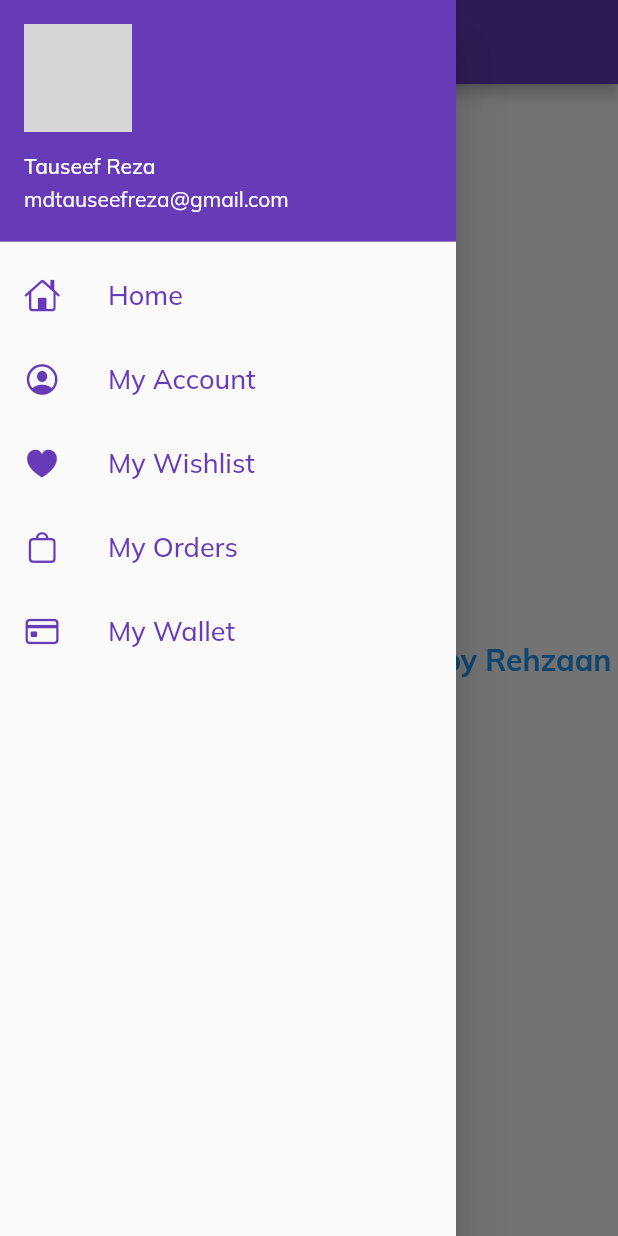
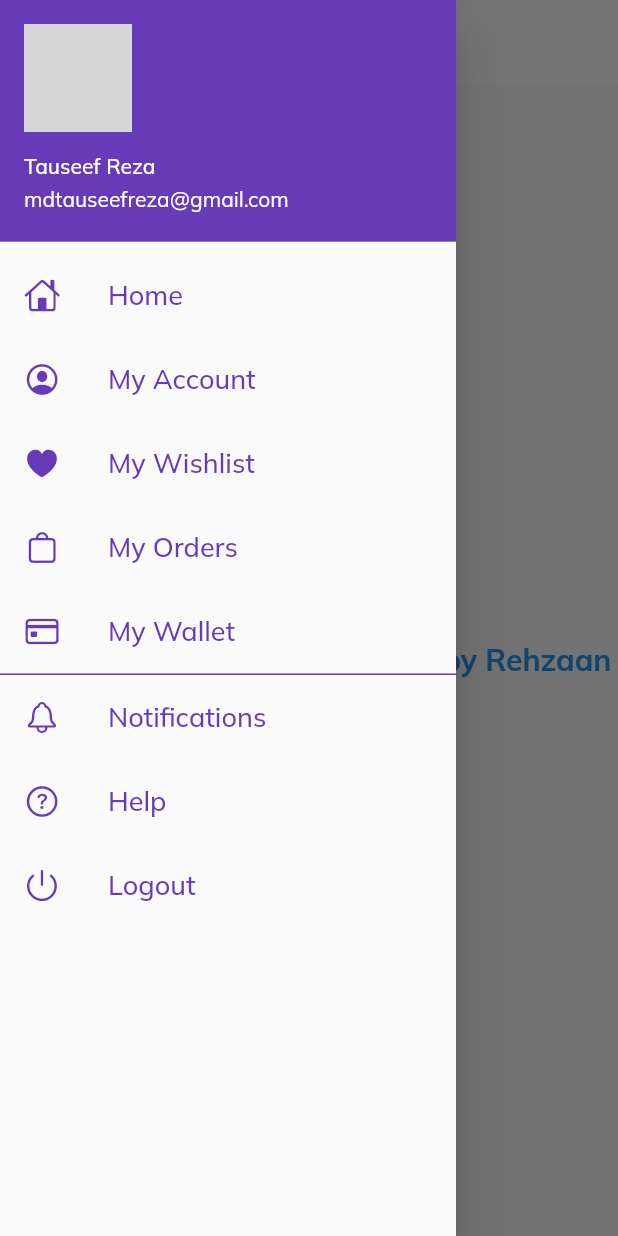
Before and after one commit to tauseefreza/30DaysofFlutter, a Flutter app: the screen it shows after launch, with the side drawer open, on a phone screen of 412 x 824 dp. Run offline on Flutter 3.47's test engine with Material 2 defaults, Android fonts, the phone set to English and light mode, and no system bars; our stand-ins replace google_fonts; network calls fail; grey boxes are pictures that could not be loaded.

Commit message:
Theme Extracted

```diff
--- a/lib/main.dart
+++ b/lib/main.dart
@@ -1,7 +1,7 @@
 import 'package:flutter/material.dart';
 import 'package:flutter_app_1/Pages/login_page.dart';
 import 'package:flutter_app_1/utils/routes.dart';
-import 'package:google_fonts/google_fonts.dart';
+import 'package:flutter_app_1/widgets/themes.dart';
 import 'Pages/home_page.dart';
 
 void main() {
@@ -13,11 +13,9 @@ class MyApp extends StatelessWidget {
   Widget build(BuildContext context) {
     return MaterialApp(
       themeMode: ThemeMode.light,
-      theme: ThemeData(
-          primarySwatch: Colors.deepPurple,
-          fontFamily: GoogleFonts.muli().fontFamily),
-      darkTheme: ThemeData(primarySwatch: Colors.grey),
-      //debugShowCheckedModeBanner: false,
+      theme: MyTheme.lightTheme(context),
+      darkTheme: MyTheme.darkTheme(context),
+      debugShowCheckedModeBanner: false,
       initialRoute: MyRoutes.homeRoute,
       routes: {
         "/": (context) => LoginPage(),
--- a/lib/widgets/drawer.dart
+++ b/lib/widgets/drawer.dart
@@ -58,7 +58,36 @@ class MyDrawer extends StatelessWidget {
             ),
             title: Text("My Wallet",
                 style: TextStyle(color: Colors.deepPurple, fontSize: 18)),
-          )
+          ),
+          Divider(
+            height: 1,
+            color: Colors.deepPurple,
+            thickness: 1.0,
+          ),
+          ListTile(
+            leading: Icon(
+              CupertinoIcons.bell,
+              color: Colors.deepPurple,
+            ),
+            title: Text("Notifications",
+                style: TextStyle(color: Colors.deepPurple, fontSize: 18)),
+          ),
+          ListTile(
+            leading: Icon(
+              CupertinoIcons.question_circle,
+              color: Colors.deepPurple,
+            ),
+            title: Text("Help",
+                style: TextStyle(color: Colors.deepPurple, fontSize: 18)),
+          ),
+          ListTile(
+            leading: Icon(
+              CupertinoIcons.power,
+              color: Colors.deepPurple,
+            ),
+            title: Text("Logout",
+                style: TextStyle(color: Colors.deepPurple, fontSize: 18)),
+          ),
         ],
       ),
     );
--- /dev/null
+++ b/lib/widgets/themes.dart
@@ -0,0 +1,16 @@
+import 'package:flutter/material.dart';
+import 'package:google_fonts/google_fonts.dart';
+
+class MyTheme {
+  static ThemeData lightTheme(BuildContext context) => ThemeData(
+      primarySwatch: Colors.deepPurple,
+      fontFamily: GoogleFonts.muli().fontFamily,
+      appBarTheme: AppBarTheme(
+        color: Colors.white,
+        elevation: 0.0,
+        iconTheme: IconThemeData(color: Colors.black),
+        textTheme: Theme.of(context).textTheme,
+      ));
+  static ThemeData darkTheme(BuildContext context) =>
+      ThemeData(brightness: Brightness.dark);
+}
```
